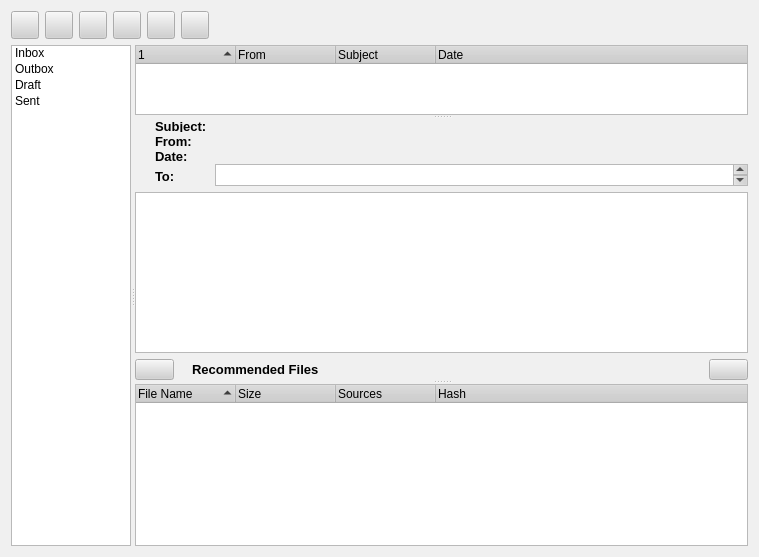
The window that retroshare-gui/src/gui/MessagesDialog.ui (RetroShare/RetroShare) describes before a commit, drawn with Qt 5.
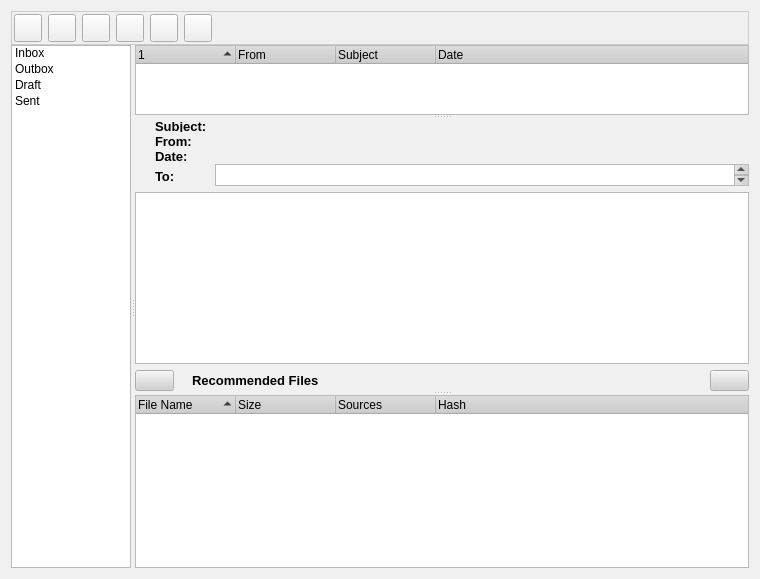
The same window after the commit. Icons and pictures are not drawn.

Commit message: improved design layout of some pages

Patch:
```diff
--- a/retroshare-gui/src/gui/MessagesDialog.ui
+++ b/retroshare-gui/src/gui/MessagesDialog.ui
@@ -6,8 +6,8 @@
    <rect>
     <x>0</x>
     <y>0</y>
-    <width>759</width>
-    <height>557</height>
+    <width>760</width>
+    <height>579</height>
    </rect>
   </property>
   <property name="sizePolicy">
@@ -505,8 +505,30 @@
   <property name="contextMenuPolicy">
    <enum>Qt::DefaultContextMenu</enum>
   </property>
-  <layout class="QGridLayout">
-   <item row="1" column="0">
+  <layout class="QGridLayout" name="gridLayout_2">
+   <property name="verticalSpacing">
+    <number>0</number>
+   </property>
+   <item row="0" column="0">
+    <widget class="QFrame" name="frame">
+     <property name="styleSheet">
+      <string notr="true">QFrame#frame{ 
+background-color: qlineargradient(x1:0, y1:0, x2:0, y2:1,
+stop:0 #FEFEFE, stop:1 #E8E8E8);
+
+border: 1px solid #CCCCCC;}</string>
+     </property>
+     <property name="frameShape">
+      <enum>QFrame::StyledPanel</enum>
+     </property>
+     <property name="frameShadow">
+      <enum>QFrame::Raised</enum>
+     </property>
+     <layout class="QGridLayout" name="gridLayout">
+      <property name="margin">
+       <number>2</number>
+      </property>
+      <item row="0" column="0">
     <widget class="QPushButton" name="newmessageButton">
      <property name="minimumSize">
       <size>
@@ -543,7 +565,7 @@
      </property>
     </widget>
    </item>
-   <item row="1" column="1">
+      <item row="0" column="1">
     <widget class="QPushButton" name="replymessageButton">
      <property name="minimumSize">
       <size>
@@ -577,7 +599,32 @@
      </property>
     </widget>
    </item>
-   <item row="1" column="3">
+      <item row="0" column="2">
+       <widget class="QPushButton" name="replyallmessageButton">
+        <property name="minimumSize">
+         <size>
+          <width>28</width>
+          <height>28</height>
+         </size>
+        </property>
+        <property name="maximumSize">
+         <size>
+          <width>28</width>
+          <height>28</height>
+         </size>
+        </property>
+        <property name="text">
+         <string/>
+        </property>
+        <property name="iconSize">
+         <size>
+          <width>24</width>
+          <height>24</height>
+         </size>
+        </property>
+       </widget>
+      </item>
+      <item row="0" column="3">
     <widget class="QPushButton" name="forwardmessageButton">
      <property name="minimumSize">
       <size>
@@ -602,20 +649,88 @@
      </property>
     </widget>
    </item>
-   <item row="1" column="7">
+      <item row="0" column="4">
+       <widget class="QPushButton" name="removemessageButton">
+        <property name="minimumSize">
+         <size>
+          <width>28</width>
+          <height>28</height>
+         </size>
+        </property>
+        <property name="maximumSize">
+         <size>
+          <width>28</width>
+          <height>28</height>
+         </size>
+        </property>
+        <property name="toolTip">
+         <string>&lt;html&gt;&lt;head&gt;&lt;meta name=&quot;qrichtext&quot; content=&quot;1&quot; /&gt;&lt;style type=&quot;text/css&quot;&gt;
+p, li { white-space: pre-wrap; }
+&lt;/style&gt;&lt;/head&gt;&lt;body style=&quot; font-family:'Arial'; font-size:8pt; font-weight:400; font-style:normal; text-decoration:none;&quot;&gt;
+&lt;p style=&quot; margin-top:0px; margin-bottom:0px; margin-left:0px; margin-right:0px; -qt-block-indent:0; text-indent:0px;&quot;&gt;remove selected message&lt;/p&gt;&lt;/body&gt;&lt;/html&gt;</string>
+        </property>
+        <property name="styleSheet">
+         <string notr="true"/>
+        </property>
+        <property name="text">
+         <string/>
+        </property>
+        <property name="iconSize">
+         <size>
+          <width>24</width>
+          <height>24</height>
+         </size>
+        </property>
+       </widget>
+      </item>
+      <item row="0" column="5">
+       <widget class="QPushButton" name="printbutton">
+        <property name="sizePolicy">
+         <sizepolicy hsizetype="Minimum" vsizetype="Fixed">
+          <horstretch>0</horstretch>
+          <verstretch>0</verstretch>
+         </sizepolicy>
+        </property>
+        <property name="minimumSize">
+         <size>
+          <width>28</width>
+          <height>28</height>
+         </size>
+        </property>
+        <property name="maximumSize">
+         <size>
+          <width>28</width>
+          <height>28</height>
+         </size>
+        </property>
+        <property name="text">
+         <string/>
+        </property>
+        <property name="iconSize">
+         <size>
+          <width>24</width>
+          <height>24</height>
+         </size>
+        </property>
+       </widget>
+      </item>
+      <item row="0" column="6">
     <spacer>
      <property name="orientation">
       <enum>Qt::Horizontal</enum>
      </property>
      <property name="sizeHint" stdset="0">
       <size>
-       <width>541</width>
+          <width>529</width>
        <height>20</height>
       </size>
      </property>
     </spacer>
    </item>
-   <item row="2" column="0" colspan="8">
+     </layout>
+    </widget>
+   </item>
+   <item row="1" column="0">
     <widget class="QSplitter" name="splitter_2">
      <property name="orientation">
       <enum>Qt::Horizontal</enum>
@@ -1146,96 +1261,6 @@
      </widget>
     </widget>
    </item>
-   <item row="1" column="2">
-    <widget class="QPushButton" name="replyallmessageButton">
-     <property name="minimumSize">
-      <size>
-       <width>28</width>
-       <height>28</height>
-      </size>
-     </property>
-     <property name="maximumSize">
-      <size>
-       <width>28</width>
-       <height>28</height>
-      </size>
-     </property>
-     <property name="text">
-      <string/>
-     </property>
-     <property name="iconSize">
-      <size>
-       <width>24</width>
-       <height>24</height>
-      </size>
-     </property>
-    </widget>
-   </item>
-   <item row="1" column="4">
-    <widget class="QPushButton" name="removemessageButton">
-     <property name="minimumSize">
-      <size>
-       <width>28</width>
-       <height>28</height>
-      </size>
-     </property>
-     <property name="maximumSize">
-      <size>
-       <width>28</width>
-       <height>28</height>
-      </size>
-     </property>
-     <property name="toolTip">
-      <string>&lt;html&gt;&lt;head&gt;&lt;meta name=&quot;qrichtext&quot; content=&quot;1&quot; /&gt;&lt;style type=&quot;text/css&quot;&gt;
-p, li { white-space: pre-wrap; }
-&lt;/style&gt;&lt;/head&gt;&lt;body style=&quot; font-family:'Arial'; font-size:8pt; font-weight:400; font-style:normal; text-decoration:none;&quot;&gt;
-&lt;p style=&quot; margin-top:0px; margin-bottom:0px; margin-left:0px; margin-right:0px; -qt-block-indent:0; text-indent:0px;&quot;&gt;remove selected message&lt;/p&gt;&lt;/body&gt;&lt;/html&gt;</string>
-     </property>
-     <property name="styleSheet">
-      <string notr="true"/>
-     </property>
-     <property name="text">
-      <string/>
-     </property>
-     <property name="iconSize">
-      <size>
-       <width>24</width>
-       <height>24</height>
-      </size>
-     </property>
-    </widget>
-   </item>
-   <item row="1" column="5">
-    <widget class="QPushButton" name="printbutton">
-     <property name="sizePolicy">
-      <sizepolicy hsizetype="Minimum" vsizetype="Fixed">
-       <horstretch>0</horstretch>
-       <verstretch>0</verstretch>
-      </sizepolicy>
-     </property>
-     <property name="minimumSize">
-      <size>
-       <width>28</width>
-       <height>28</height>
-      </size>
-     </property>
-     <property name="maximumSize">
-      <size>
-       <width>28</width>
-       <height>28</height>
-      </size>
-     </property>
-     <property name="text">
-      <string/>
-     </property>
-     <property name="iconSize">
-      <size>
-       <width>24</width>
-       <height>24</height>
-      </size>
-     </property>
-    </widget>
-   </item>
   </layout>
   <action name="actionPrint">
    <property name="text">
```
Lines whose indentation alone changed are shown as unchanged. The commit also changes 4 other files.
